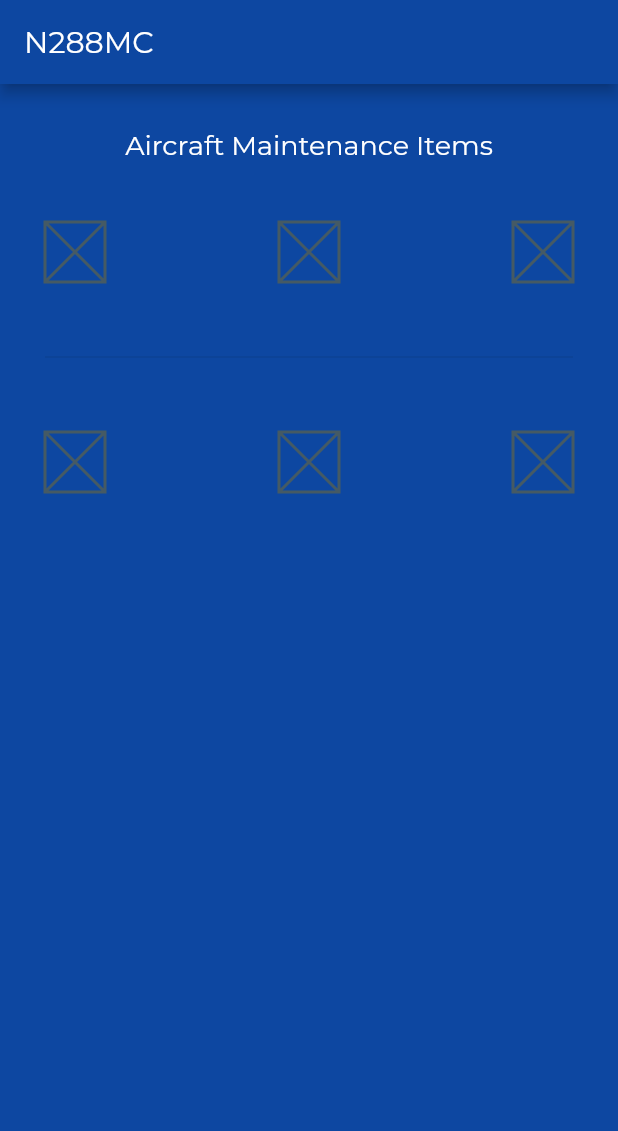
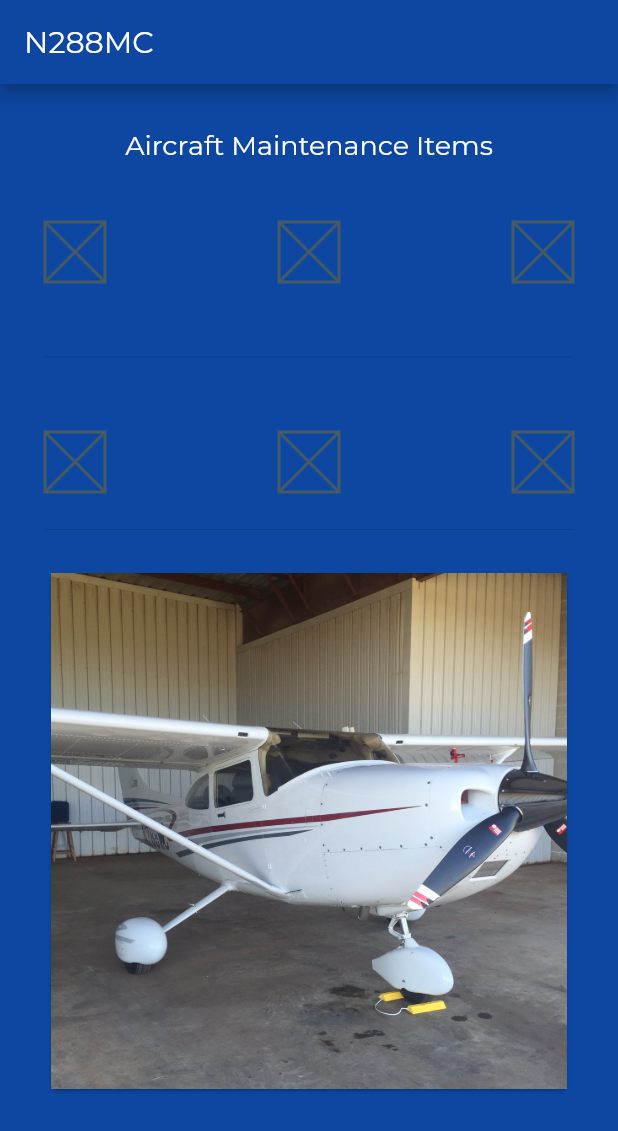
Before and after one commit to hadaes/aircraftMaintenance, a Flutter app: the screen it shows after launch, on a phone screen of 412 x 824 dp. Shown: the top 1131 px of the screen. Run offline on Flutter 3.47's test engine with Material 2 defaults, Android fonts, the phone set to English and light mode, and no system bars; project files that could hold a hidden picture were left out.

Commit message:
Added card with embedded image at bottom of body

```diff
--- a/lib/home.dart
+++ b/lib/home.dart
@@ -66,6 +66,12 @@ class Home extends StatelessWidget {
                 ),
               ],
             ),
+            Divider(
+              height: 50.0,
+            ),
+            Card(
+              child: Image.asset("assets/N288MC.jpg"),
+            )
           ],
         ),
       ),
```
